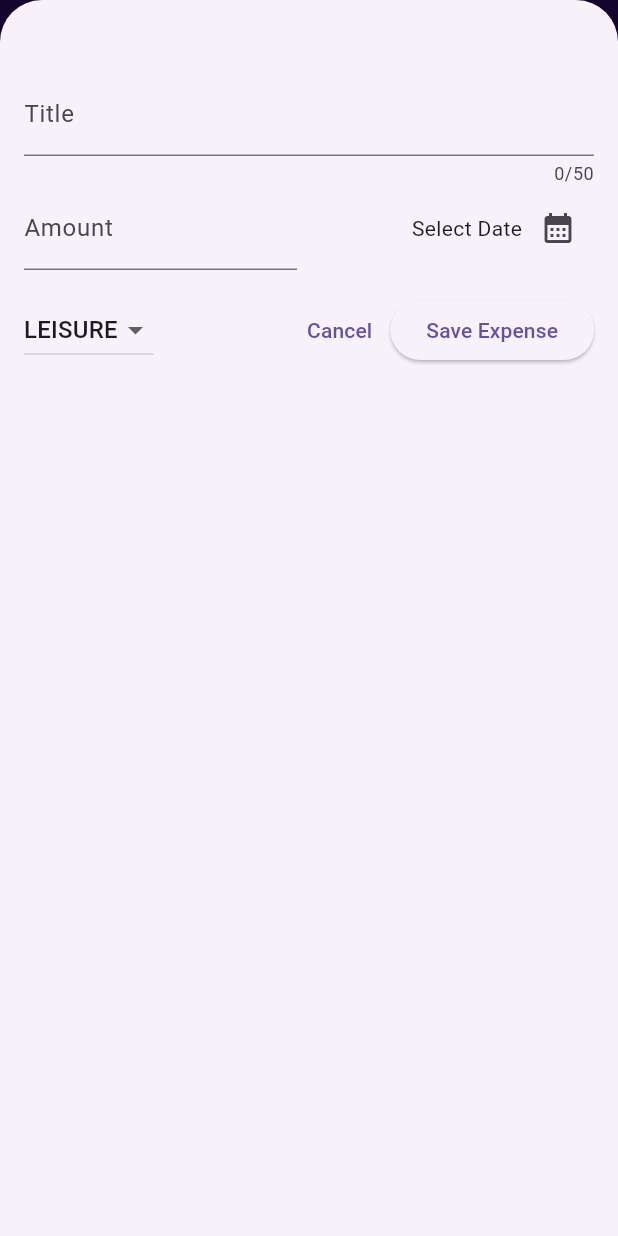
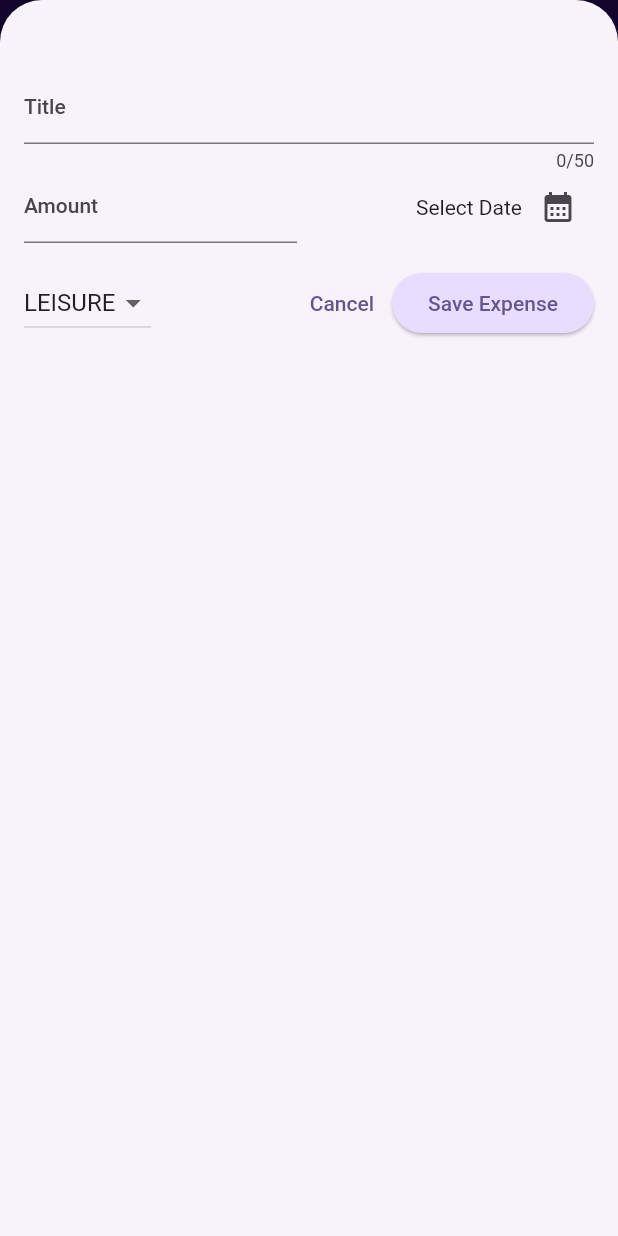
Before and after one commit to ZlinEleven/ExpenseTracker, a Flutter app: the screen it shows after launch, after a tap on the "add" icon, on a phone screen of 412 x 824 dp. Run offline on Flutter 3.47's test engine with Material 2 defaults, Android fonts, the phone set to English and light mode, and no system bars; our stand-ins replace google_fonts.

Commit message:
Added theming

```diff
--- a/lib/main.dart
+++ b/lib/main.dart
@@ -2,10 +2,35 @@ import 'package:flutter/material.dart';
 
 import 'package:expense_tracker/widgets/expenses.dart';
 
+var customColorScheme =
+    ColorScheme.fromSeed(seedColor: const Color.fromARGB(255, 96, 58, 181));
+
 void main() {
   runApp(
     MaterialApp(
-      theme: ThemeData(useMaterial3: true),
+      theme: ThemeData().copyWith(
+        useMaterial3: true,
+        scaffoldBackgroundColor: customColorScheme.secondaryContainer,
+        colorScheme: customColorScheme,
+        elevatedButtonTheme: ElevatedButtonThemeData(
+          style: ElevatedButton.styleFrom(
+            backgroundColor: customColorScheme.primaryContainer,
+          ),
+        ),
+        cardTheme: const CardTheme(
+          margin: EdgeInsets.symmetric(
+            horizontal: 16,
+            vertical: 8,
+          ),
+        ),
+        textTheme: ThemeData().textTheme.copyWith(
+              titleLarge: TextStyle(
+                fontWeight: FontWeight.bold,
+                color: customColorScheme.onSecondaryContainer,
+                fontSize: 16,
+              ),
+            ),
+      ),
       home: const Expenses(),
     ),
   );
--- a/lib/widgets/expenses_list/expense_item.dart
+++ b/lib/widgets/expenses_list/expense_item.dart
@@ -17,10 +17,7 @@ class ExpenseItem extends StatelessWidget {
           children: [
             Text(
               expense.title,
-              style: const TextStyle(
-                fontSize: 16,
-                fontWeight: FontWeight.bold,
-              ),
+              style: Theme.of(context).textTheme.titleLarge,
             ),
             const SizedBox(height: 4),
             Row(
--- a/lib/widgets/expenses_list/expenses_list.dart
+++ b/lib/widgets/expenses_list/expenses_list.dart
@@ -17,6 +17,10 @@ class ExpensesList extends StatelessWidget {
       itemBuilder: (context, index) {
         return Dismissible(
           key: ValueKey(expenses[index]),
+          background: Container(
+            color: Theme.of(context).colorScheme.error.withOpacity(0.25),
+            margin: Theme.of(context).cardTheme.margin,
+          ),
           onDismissed: (direction) {
             onDismissedFunction(expenses[index]);
           },
```
